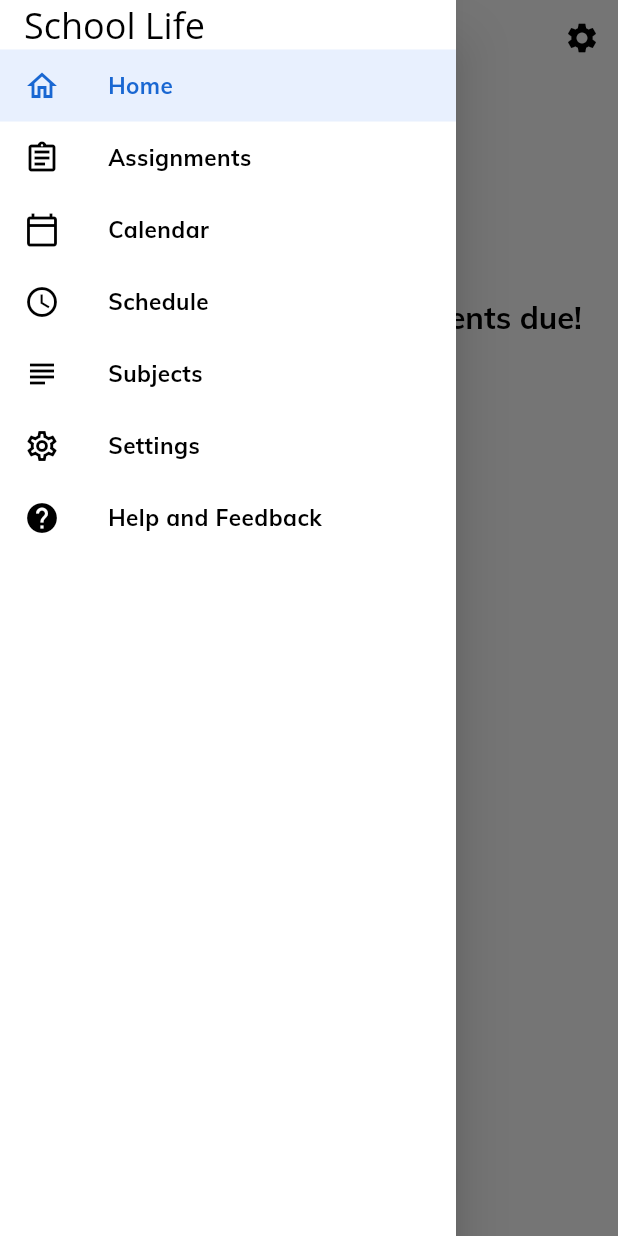
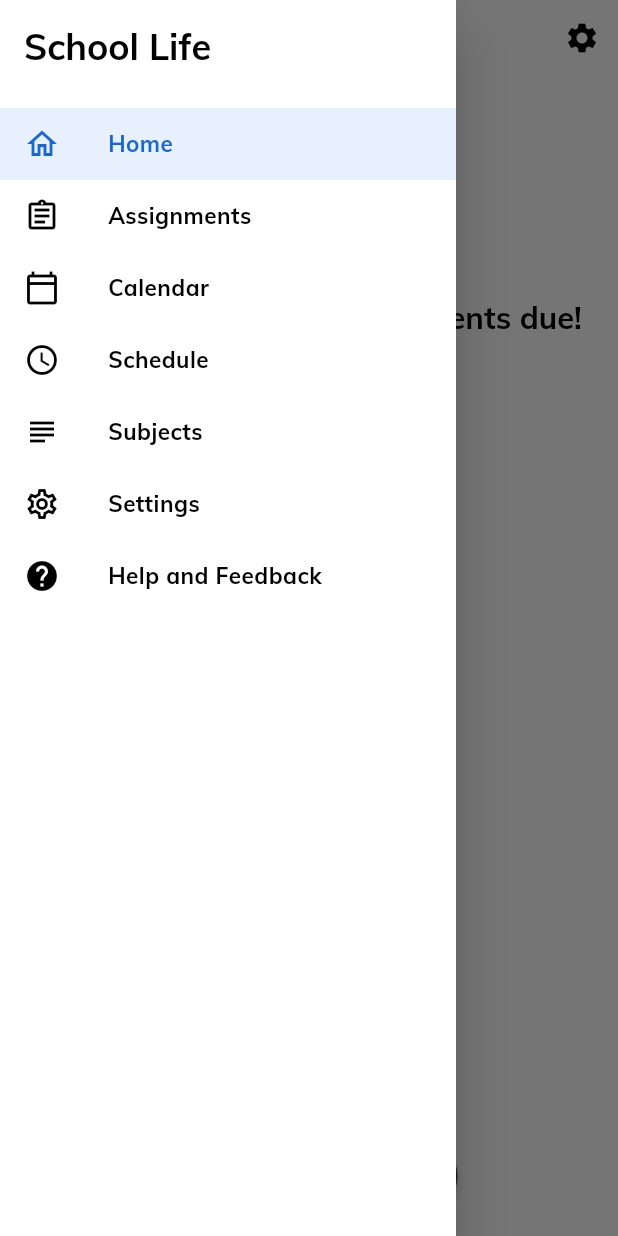
Before and after one commit to Reprevise/school_life, a Flutter app: the AssignmentsPage screen opened by its route, with the side drawer open, on a phone screen of 412 x 824 dp. Run offline on Flutter 3.47's test engine with Material 2 defaults, Android fonts, the phone set to English and light mode, and no system bars; our stand-ins replace datetime_picker_formfield, device_info, dynamic_theme, flutter_bloc, flutter_colorpicker, google_fonts and 4 more; missing offline and left inert: flutter_form_bloc, flutter_statusbarcolor, form_bloc; accounts and stored records are empty.

Commit message:
refactored structure part 1

```diff
--- a/lib/app.dart
+++ b/lib/app.dart
@@ -1,29 +1,12 @@
 import 'package:dynamic_theme/dynamic_theme.dart';
 import 'package:flutter/material.dart';
 import 'package:flutter/services.dart';
+import 'package:school_life/routes.dart';
 import 'package:school_life/services/theme/theme_service.dart';
 import 'package:school_life/theme/themes.dart';
-import 'package:school_life/ui/schedule/schedule.dart';
-import 'package:school_life/widgets/route_observer/custom_route_observer.dart';
-
-import 'ui/assignments/assignments.dart';
-import 'ui/help_feedback/help_feedback.dart';
-import 'ui/home/home.dart';
-import 'ui/calendar/calendar.dart';
-import 'ui/settings/settings.dart';
-import 'ui/subjects/subjects.dart';
+import 'package:school_life/custom_route_observer.dart';
 
 class App extends StatelessWidget {
-  static final routes = <String, WidgetBuilder>{
-    '/': (context) => HomePage(),
-    '/assignments': (context) => AssignmentsPage(),
-    '/calendar': (context) => CalendarPage(),
-    '/schedule': (context) => SchedulePage(),
-    '/subjects': (context) => SubjectsPage(),
-    '/settings': (context) => SettingsPage(),
-    '/help-feedback': (context) => HelpFeedbackPage(),
-  };
-
   @override
   Widget build(BuildContext context) {
     SystemChrome.setPreferredOrientations(
--- a/lib/widgets/drawer/custom_drawer.dart
+++ b/lib/components/drawer/custom_drawer.dart
@@ -1,16 +1,15 @@
 import 'package:flutter/material.dart';
-import 'package:google_fonts/google_fonts.dart';
 import 'package:outline_material_icons/outline_material_icons.dart';
-import 'package:school_life/app.dart';
+import 'package:school_life/routes.dart';
 import 'package:school_life/util/models/drawer_item.dart';
 
 int _selectedIndex = 0;
 
 class CustomDrawer extends StatelessWidget {
   int get selectedIndex => _selectedIndex;
+  set selectedIndex(int newIndex) => _selectedIndex = newIndex;
 
-  set selectedIndex(int newIndex) => _selectedIndex = newIndex;
-  final List<String> appRoutes = App.routes.keys.toList();
+  final List<String> appRouteNames = routes.keys.toList();
   final List<DrawerItem> _drawerItems = [
     DrawerItem(
       title: "Home",
@@ -48,19 +47,8 @@ class CustomDrawer extends StatelessWidget {
       return;
     }
     _selectedIndex = index;
-    Navigator.of(context).pushReplacementNamed(appRoutes[index]);
+    Navigator.of(context).pushReplacementNamed(appRouteNames[index]);
   }
-
-  final Widget drawerHeader = SafeArea(
-    top: true,
-    child: Container(
-      padding: const EdgeInsets.only(left: 16),
-      child: Text(
-        "School Life",
-        style: GoogleFonts.openSans(fontSize: 24.0),
-      ),
-    ),
-  );
 
   Color _getItemColor(BuildContext context, int currentIndex, Color itemColor) {
     if (_selectedIndex == currentIndex) return Color(0xff1967d2);
@@ -73,17 +61,27 @@ class CustomDrawer extends StatelessWidget {
     final textTheme = Theme.of(context).textTheme;
     final iconColor = Theme.of(context).primaryIconTheme.color;
     final Color containerColor = Color(0xffe8f0fe);
+
+    final Widget drawerHeader = SafeArea(
+      top: true,
+      left: true,
+      minimum: const EdgeInsets.all(16),
+      child: Text(
+        "School Life",
+        style: textTheme.display3,
+      ),
+    );
+
     return Drawer(
       child: Container(
         color: Theme.of(context).primaryColor,
         child: Column(
           crossAxisAlignment: CrossAxisAlignment.start,
-          mainAxisSize: MainAxisSize.max,
           children: <Widget>[
             drawerHeader,
             ListView.builder(
               itemCount: _drawerItems.length,
-              padding: EdgeInsets.zero,
+              padding: const EdgeInsets.only(top: 10),
               shrinkWrap: true,
               itemBuilder: (context, i) {
                 DrawerItem d = _drawerItems[i];
--- a/lib/widgets/route_observer/custom_route_observer.dart
+++ b/lib/custom_route_observer.dart
@@ -1,5 +1,5 @@
 import 'package:flutter/material.dart';
-import 'package:school_life/widgets/drawer/custom_drawer.dart';
+import 'package:school_life/components/index.dart';
 
 class CustomRouteObserver extends RouteObserver<PageRoute<dynamic>> {
   final CustomDrawer drawer = CustomDrawer();
@@ -9,7 +9,7 @@ class CustomRouteObserver extends RouteObserver<PageRoute<dynamic>> {
     super.didPop(route, previousRoute);
     if (previousRoute is PageRoute && route is PageRoute) {
       drawer.selectedIndex =
-          drawer.appRoutes.indexOf(previousRoute.settings.name);
+          drawer.appRouteNames.indexOf(previousRoute.settings.name);
     }
   }
 }
--- /dev/null
+++ b/lib/routes.dart
@@ -0,0 +1,18 @@
+import 'package:flutter/widgets.dart';
+import 'package:school_life/ui/assignments/assignments.dart';
+import 'package:school_life/ui/calendar/calendar.dart';
+import 'package:school_life/ui/help_feedback/help_feedback.dart';
+import 'package:school_life/ui/home/home.dart';
+import 'package:school_life/ui/schedule/schedule.dart';
+import 'package:school_life/ui/settings/settings.dart';
+import 'package:school_life/ui/subjects/subjects.dart';
+
+final Map<String, WidgetBuilder> routes = <String, WidgetBuilder>{
+  '/': (context) => HomePage(),
+  '/assignments': (context) => AssignmentsPage(),
+  '/calendar': (context) => CalendarPage(),
+  '/schedule': (context) => SchedulePage(),
+  '/subjects': (context) => SubjectsPage(),
+  '/settings': (context) => SettingsPage(),
+  '/help-feedback': (context) => HelpFeedbackPage(),
+};
--- a/lib/theme/themes.dart
+++ b/lib/theme/themes.dart
@@ -51,14 +51,17 @@ class Themes {
     ),
     textTheme: TextTheme(
       body1: TextStyle(color: Colors.black),
-      button: TextStyle(color: Colors.black),
+      button: GoogleFonts.openSans(
+        fontWeight: FontWeight.bold,
+        textStyle: TextStyle(color: Colors.black),
+      ),
       display1: GoogleFonts.muli(
         fontSize: 15.0,
         fontWeight: FontWeight.w700,
         textStyle: TextStyle(
           letterSpacing: 0.3,
           color: Colors.black,
-        )
+        ),
       ),
       display2: GoogleFonts.muli(
         fontSize: 21.0,
@@ -126,14 +129,17 @@ class Themes {
     applyElevationOverlayColor: true,
     textTheme: TextTheme(
       body1: TextStyle(color: Colors.white),
-      button: TextStyle(color: Colors.black),
+      button: GoogleFonts.openSans(
+        fontWeight: FontWeight.bold,
+        textStyle: TextStyle(color: Colors.black),
+      ),
       display1: GoogleFonts.muli(
         fontSize: 15.0,
         fontWeight: FontWeight.w700,
         textStyle: TextStyle(
           letterSpacing: 0.3,
           color: Colors.black,
-        )
+        ),
       ),
       display2: GoogleFonts.muli(
         fontSize: 21.0,
@@ -151,5 +157,4 @@ class Themes {
       ),
     ),
   );
-
 }
--- a/lib/ui/assignments/assignments.dart
+++ b/lib/ui/assignments/assignments.dart
@@ -1,5 +1,4 @@
 import 'package:flutter/material.dart';
-import 'package:google_fonts/google_fonts.dart';
 import 'package:school_life/services/assignments_db/repo_service_assignment.dart';
 import 'package:school_life/services/subjects_db/repo_service_subject.dart';
 import 'package:school_life/ui/assignments/widgets/all_assignments/all_assignments.dart';
@@ -7,7 +6,7 @@ import 'package:school_life/ui/forms/add_assignnment/add_assignment.dart';
 import 'package:school_life/ui/settings/children/assignments-set.dart';
 import 'package:school_life/util/models/assignment.dart';
 import 'package:school_life/util/models/subject.dart';
-import 'package:school_life/widgets/index.dart';
+import 'package:school_life/components/index.dart';
 
 class AssignmentsPage extends StatefulWidget {
   @override
@@ -103,11 +102,8 @@ class _AssignmentsPageState extends State<AssignmentsPage> {
       floatingActionButtonLocation: FloatingActionButtonLocation.centerFloat,
       floatingActionButton: FloatingActionButton.extended(
         onPressed: () => _handleAddAssignmentPress(context),
-        label: Text(
-          "Add Assignment",
-          style: GoogleFonts.openSans(),
-        ),
-        icon: Icon(Icons.add),
+        label: const Text("Add Assignment"),
+        icon: const Icon(Icons.add),
       ),
       body: SingleChildScrollView(
         primary: false,
--- a/lib/ui/calendar/calendar.dart
+++ b/lib/ui/calendar/calendar.dart
@@ -1,5 +1,5 @@
 import 'package:flutter/material.dart';
-import 'package:school_life/widgets/index.dart';
+import 'package:school_life/components/index.dart';
 import 'package:table_calendar/table_calendar.dart';
 
 class CalendarPage extends StatefulWidget {
--- a/lib/ui/forms/add_assignnment/add_assignment.dart
+++ b/lib/ui/forms/add_assignnment/add_assignment.dart
@@ -7,7 +7,7 @@ import 'package:intl/intl.dart';
 import 'package:school_life/blocs/add_assignment/add_assignment_bloc.dart';
 import 'package:school_life/services/subjects_db/repo_service_subject.dart';
 import 'package:school_life/util/models/subject.dart';
-import 'package:school_life/widgets/index.dart';
+import 'package:school_life/components/index.dart';
 
 class AddAssignmentPage extends StatelessWidget {
   @override
--- a/lib/ui/forms/add_schedule/add_schedule.dart
+++ b/lib/ui/forms/add_schedule/add_schedule.dart
@@ -4,7 +4,7 @@ import 'package:flutter_form_bloc/flutter_form_bloc.dart';
 import 'package:form_bloc/form_bloc.dart';
 import 'package:school_life/blocs/add_schedule/add_schedule_bloc.dart';
 import 'package:school_life/ui/forms/widgets/page_navigator.dart';
-import 'package:school_life/widgets/index.dart';
+import 'package:school_life/components/index.dart';
 
 final PageController _controller = PageController();
 
--- a/lib/ui/forms/add_subject/add_subject.dart
+++ b/lib/ui/forms/add_subject/add_subject.dart
@@ -6,7 +6,7 @@ import 'package:flutter_colorpicker/utils.dart';
 import 'package:flutter_form_bloc/flutter_form_bloc.dart';
 import 'package:form_bloc/form_bloc.dart';
 import 'package:school_life/blocs/add_subject/add_subject_bloc.dart';
-import 'package:school_life/widgets/index.dart';
+import 'package:school_life/components/index.dart';
 
 class AddSubjectPage extends StatelessWidget {
   @override
--- a/lib/ui/help_feedback/help_feedback.dart
+++ b/lib/ui/help_feedback/help_feedback.dart
@@ -1,5 +1,5 @@
 import 'package:flutter/material.dart';
-import 'package:school_life/widgets/index.dart';
+import 'package:school_life/components/index.dart';
 
 class HelpFeedbackPage extends StatelessWidget {
   @override
--- a/lib/ui/home/home.dart
+++ b/lib/ui/home/home.dart
@@ -1,5 +1,5 @@
 import 'package:flutter/material.dart';
-import 'package:school_life/widgets/index.dart';
+import 'package:school_life/components/index.dart';
 
 class HomePage extends StatelessWidget {
   @override
--- a/lib/ui/settings/children/assignments-set.dart
+++ b/lib/ui/settings/children/assignments-set.dart
@@ -1,5 +1,5 @@
 import 'package:flutter/material.dart';
-import 'package:school_life/widgets/appbar/custom_appbar.dart';
+import 'package:school_life/components/index.dart';
 
 class AssignmentsSettingsPage extends StatelessWidget {
   @override
--- a/lib/ui/settings/children/schedule-set.dart
+++ b/lib/ui/settings/children/schedule-set.dart
@@ -1,5 +1,5 @@
 import 'package:flutter/material.dart';
-import 'package:school_life/widgets/appbar/custom_appbar.dart';
+import 'package:school_life/components/index.dart';
 
 class ScheduleSettingsPage extends StatelessWidget {
   @override
--- a/lib/ui/settings/children/subjects-set.dart
+++ b/lib/ui/settings/children/subjects-set.dart
@@ -1,5 +1,5 @@
 import 'package:flutter/material.dart';
-import 'package:school_life/widgets/appbar/custom_appbar.dart';
+import 'package:school_life/components/index.dart';
 
 class SubjectsSettingsPage extends StatelessWidget {
   @override
--- a/lib/ui/settings/settings.dart
+++ b/lib/ui/settings/settings.dart
@@ -4,7 +4,7 @@ import 'package:school_life/services/theme/theme_service.dart';
 import 'package:school_life/ui/settings/children/assignments-set.dart';
 import 'package:school_life/ui/settings/children/schedule-set.dart';
 import 'package:school_life/ui/settings/children/subjects-set.dart';
-import 'package:school_life/widgets/index.dart';
+import 'package:school_life/components/index.dart';
 
 class SettingsPage extends StatefulWidget {
   @override
```
Also changed, not shown: lib/ui/schedule/schedule.dart (+3 -7 lines), lib/ui/subjects/subjects.dart (+3 -7 lines), lib/components/appbar/custom_appbar.dart (renamed from lib/widgets/appbar/custom_appbar.dart), lib/components/index.dart (renamed from lib/widgets/index.dart).
